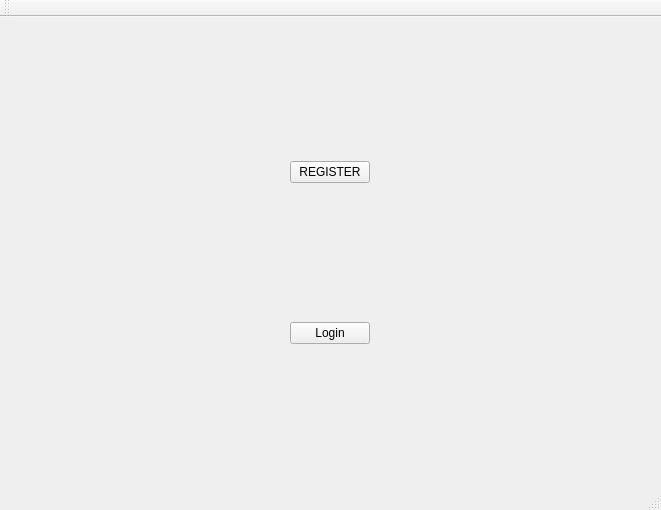
First picture: the form in mainwindow.ui, repository GDDG08/OwlChat_ApiUtils, before the edit.
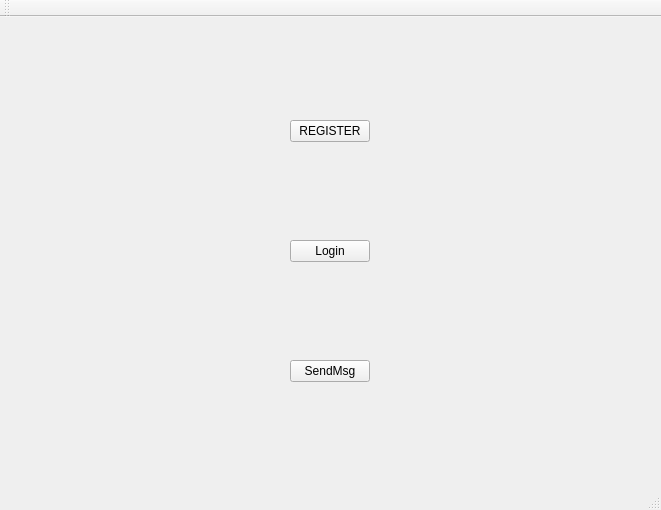
Second picture: the form after the edit.

Commit message: auto reconnect&&message send and recv

```diff
--- a/mainwindow.ui
+++ b/mainwindow.ui
@@ -41,6 +41,19 @@
       </property>
      </widget>
     </item>
+    <item alignment="Qt::AlignHCenter">
+     <widget class="QPushButton" name="pushButton_3">
+      <property name="sizePolicy">
+       <sizepolicy hsizetype="Fixed" vsizetype="Fixed">
+        <horstretch>0</horstretch>
+        <verstretch>0</verstretch>
+       </sizepolicy>
+      </property>
+      <property name="text">
+       <string>SendMsg</string>
+      </property>
+     </widget>
+    </item>
    </layout>
   </widget>
   <widget class="QMenuBar" name="menuBar">
```
Left out of the diff: 2 changed lines with no effect on the pictures. The commit also changes 14 other files.
